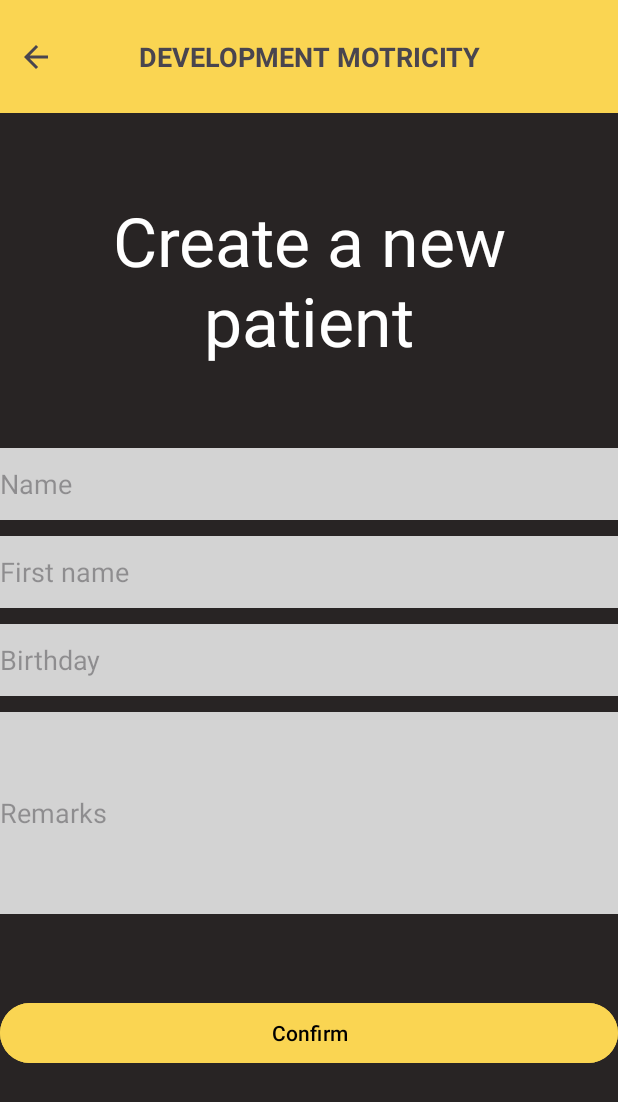
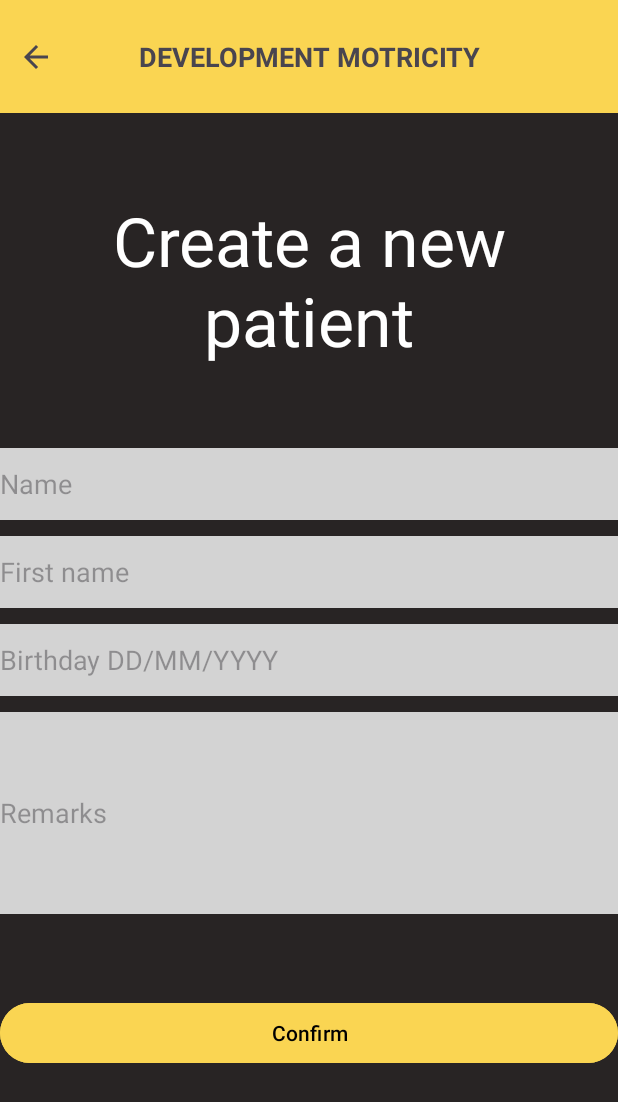
Before and after one commit to RGouaud/MotricityExercices, an Android app: the layout activity_crud_user.xml on its own in the app's theme, with its tools: preview values and no code run, on a phone screen of 412 x 824 dp. Shown: the top 1102 px of the screen. Run offline under Robolectric (Android 15) with nearby library versions, the phone set to English and light mode, and no system bars.

Commit message:
modification du hint pour le birthday dans le activity_crud_user_xml

```diff
--- a/app/src/main/res/layout/activity_crud_user.xml
+++ b/app/src/main/res/layout/activity_crud_user.xml
@@ -70,8 +70,8 @@
                 android:layout_height="48dp"
                 android:background="#D3D3D3"
                 android:ems="10"
-                android:inputType="date"
-                android:hint="Birthday" />
+                android:hint="Birthday DD/MM/YYYY"
+                android:inputType="date" />
 
             <Space
                 android:layout_width="match_parent"
```
